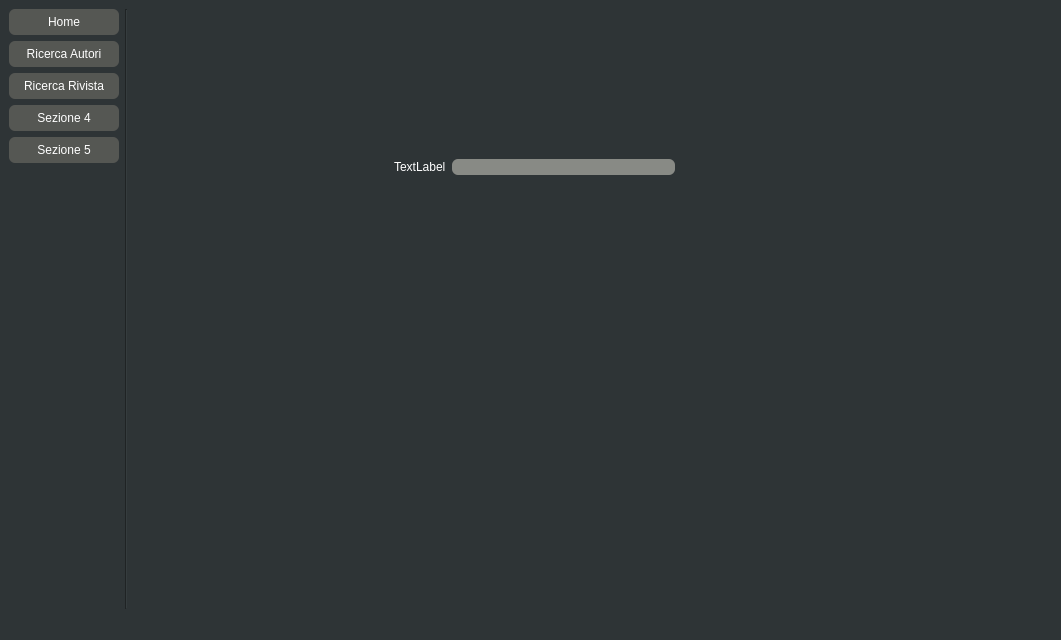
This is Progetto/mainwindow.ui in simoven/ProgettoPO as Qt 5 draws it before an edit. The edited form follows.
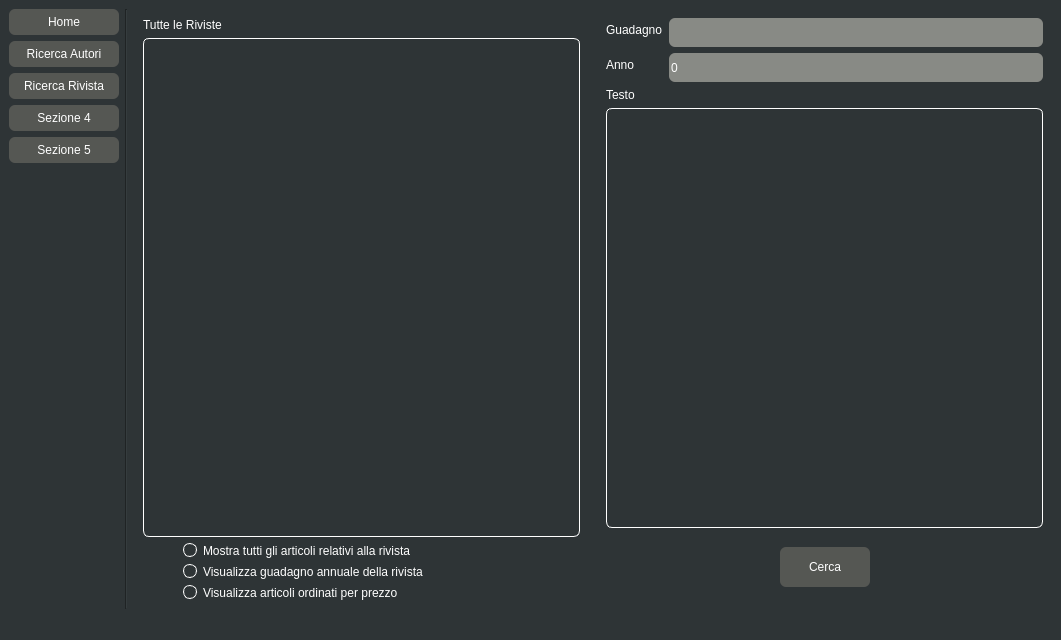
This is the edited form. The open tabs and pages were chosen to show the change. Icons and pictures are not drawn.

Diff of the .ui file:
```diff
--- a/Progetto/mainwindow.ui
+++ b/Progetto/mainwindow.ui
@@ -798,28 +798,232 @@
        </layout>
       </widget>
       <widget class="QWidget" name="pageMetodiRivista">
-       <widget class="QWidget" name="formLayoutWidget">
-        <property name="geometry">
-         <rect>
-          <x>260</x>
-          <y>150</y>
-          <width>281</width>
-          <height>141</height>
-         </rect>
-        </property>
-        <layout class="QFormLayout" name="formLayout_6">
-         <item row="0" column="1">
-          <widget class="QLineEdit" name="lineEdit_2"/>
-         </item>
-         <item row="0" column="0">
-          <widget class="QLabel" name="label_2">
-           <property name="text">
-            <string>TextLabel</string>
-           </property>
-          </widget>
-         </item>
-        </layout>
-       </widget>
+       <layout class="QHBoxLayout" name="horizontalLayout_8">
+        <item>
+         <layout class="QVBoxLayout" name="verticalLayout_11">
+          <item>
+           <widget class="QLabel" name="label_2">
+            <property name="text">
+             <string>Tutte le Riviste</string>
+            </property>
+           </widget>
+          </item>
+          <item>
+           <widget class="QListWidget" name="tutteRivisteListWidget"/>
+          </item>
+          <item>
+           <layout class="QHBoxLayout" name="horizontalLayout_10">
+            <item>
+             <spacer name="horizontalSpacer_11">
+              <property name="orientation">
+               <enum>Qt::Horizontal</enum>
+              </property>
+              <property name="sizeType">
+               <enum>QSizePolicy::Fixed</enum>
+              </property>
+              <property name="sizeHint" stdset="0">
+               <size>
+                <width>40</width>
+                <height>20</height>
+               </size>
+              </property>
+             </spacer>
+            </item>
+            <item>
+             <layout class="QVBoxLayout" name="verticalLayout_13">
+              <item>
+               <widget class="QRadioButton" name="tuttiArticoliRivistaButton">
+                <property name="text">
+                 <string>Mostra tutti gli articoli relativi alla rivista</string>
+                </property>
+               </widget>
+              </item>
+              <item>
+               <widget class="QRadioButton" name="guadagnoRivistaButton">
+                <property name="text">
+                 <string>Visualizza guadagno annuale della rivista</string>
+                </property>
+               </widget>
+              </item>
+              <item>
+               <widget class="QRadioButton" name="articoliOrdinatiButton">
+                <property name="text">
+                 <string>Visualizza articoli ordinati per prezzo</string>
+                </property>
+               </widget>
+              </item>
+             </layout>
+            </item>
+            <item>
+             <spacer name="horizontalSpacer_12">
+              <property name="orientation">
+               <enum>Qt::Horizontal</enum>
+              </property>
+              <property name="sizeType">
+               <enum>QSizePolicy::Fixed</enum>
+              </property>
+              <property name="sizeHint" stdset="0">
+               <size>
+                <width>40</width>
+                <height>20</height>
+               </size>
+              </property>
+             </spacer>
+            </item>
+           </layout>
+          </item>
+         </layout>
+        </item>
+        <item>
+         <spacer name="horizontalSpacer_15">
+          <property name="orientation">
+           <enum>Qt::Horizontal</enum>
+          </property>
+          <property name="sizeType">
+           <enum>QSizePolicy::Fixed</enum>
+          </property>
+          <property name="sizeHint" stdset="0">
+           <size>
+            <width>20</width>
+            <height>20</height>
+           </size>
+          </property>
+         </spacer>
+        </item>
+        <item>
+         <layout class="QVBoxLayout" name="verticalLayout_12">
+          <item>
+           <layout class="QFormLayout" name="formLayout_2">
+            <item row="0" column="0">
+             <widget class="QLabel" name="guadagnoLabel">
+              <property name="text">
+               <string>Guadagno</string>
+              </property>
+             </widget>
+            </item>
+            <item row="0" column="1">
+             <widget class="QLineEdit" name="guadagnoLineEdit">
+              <property name="minimumSize">
+               <size>
+                <width>0</width>
+                <height>29</height>
+               </size>
+              </property>
+             </widget>
+            </item>
+            <item row="1" column="0">
+             <widget class="QLabel" name="annoLabel">
+              <property name="text">
+               <string>Anno</string>
+              </property>
+             </widget>
+            </item>
+            <item row="1" column="1">
+             <widget class="QSpinBox" name="annoSpinBox">
+              <property name="minimumSize">
+               <size>
+                <width>0</width>
+                <height>29</height>
+               </size>
+              </property>
+              <property name="buttonSymbols">
+               <enum>QAbstractSpinBox::NoButtons</enum>
+              </property>
+              <property name="maximum">
+               <number>3000</number>
+              </property>
+             </widget>
+            </item>
+           </layout>
+          </item>
+          <item>
+           <widget class="QLabel" name="dinamicLabelRivista">
+            <property name="text">
+             <string>Testo</string>
+            </property>
+           </widget>
+          </item>
+          <item>
+           <widget class="QListWidget" name="dinamicListWidgetRivista"/>
+          </item>
+          <item>
+           <spacer name="verticalSpacer_4">
+            <property name="orientation">
+             <enum>Qt::Vertical</enum>
+            </property>
+            <property name="sizeType">
+             <enum>QSizePolicy::Fixed</enum>
+            </property>
+            <property name="sizeHint" stdset="0">
+             <size>
+              <width>20</width>
+              <height>13</height>
+             </size>
+            </property>
+           </spacer>
+          </item>
+          <item>
+           <layout class="QHBoxLayout" name="horizontalLayout_11">
+            <item>
+             <spacer name="horizontalSpacer_13">
+              <property name="orientation">
+               <enum>Qt::Horizontal</enum>
+              </property>
+              <property name="sizeHint" stdset="0">
+               <size>
+                <width>40</width>
+                <height>20</height>
+               </size>
+              </property>
+             </spacer>
+            </item>
+            <item>
+             <widget class="QPushButton" name="cercaButton">
+              <property name="minimumSize">
+               <size>
+                <width>90</width>
+                <height>40</height>
+               </size>
+              </property>
+              <property name="text">
+               <string>Cerca</string>
+              </property>
+             </widget>
+            </item>
+            <item>
+             <spacer name="horizontalSpacer_14">
+              <property name="orientation">
+               <enum>Qt::Horizontal</enum>
+              </property>
+              <property name="sizeHint" stdset="0">
+               <size>
+                <width>40</width>
+                <height>20</height>
+               </size>
+              </property>
+             </spacer>
+            </item>
+           </layout>
+          </item>
+          <item>
+           <spacer name="verticalSpacer_5">
+            <property name="orientation">
+             <enum>Qt::Vertical</enum>
+            </property>
+            <property name="sizeType">
+             <enum>QSizePolicy::Fixed</enum>
+            </property>
+            <property name="sizeHint" stdset="0">
+             <size>
+              <width>20</width>
+              <height>13</height>
+             </size>
+            </property>
+           </spacer>
+          </item>
+         </layout>
+        </item>
+       </layout>
       </widget>
      </widget>
     </item>
```
Left out of the diff: 17 changed lines with no effect on the pictures.
